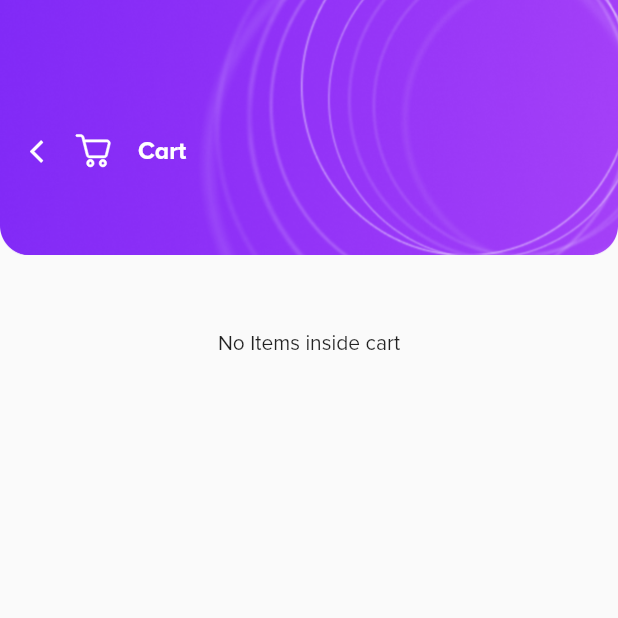
After one commit to aniekan12/DRO-Health-Pharmacy, a Flutter app: the _CartPage screen opened directly, on a phone screen of 412 x 824 dp, the top half of it. The commit adds this screen. Run offline on Flutter 3.47's test engine with Material 2 defaults, Android fonts, the phone set to English and light mode, and no system bars; our stand-ins replace badges, bloc, equatable, flutter_bloc, flutter_screenutil, flutter_svg.

Commit message:
cart bloc

```diff
--- /dev/null
+++ b/lib/data/bloc/cart_bloc/cart_bloc.dart
@@ -0,0 +1,43 @@
+import 'package:bloc/bloc.dart';
+import 'package:dro_health_phamarcy/data/models/suggestions.dart';
+import 'package:dro_health_phamarcy/data/repository/save_products.dart';
+import 'package:equatable/equatable.dart';
+import 'package:flutter/material.dart';
+
+part 'cart_event.dart';
+part 'cart_state.dart';
+
+class CartBloc extends Bloc<CartEvent, CartState> {
+  final SaveProducts _saveProducts = SaveProducts();
+  CartBloc() : super(CartInitial());
+
+  @override
+  mapEventToState(event) async* {
+    if (event is LoadCartItems) {
+      yield* _mapLoadCartEventToCartLoadedState(event);
+      if (event is DeleteFromCart) {
+        yield* _mapDeleteItemFromCartEventToCartItemRemovedState(
+            DeleteFromCart());
+      }
+    }
+  }
+
+  Stream<CartState> _mapLoadCartEventToCartLoadedState(
+      LoadCartItems event) async* {
+    yield CartInitial();
+    //get stored values
+    List<Suggestions>? _items = _saveProducts.retrieveProductsInCart();
+
+    yield CartLoaded(cartItems: _items);
+  }
+
+  Stream<CartState> _mapDeleteItemFromCartEventToCartItemRemovedState(
+      DeleteFromCart event) async* {
+    yield CartInitial();
+    //delete stored values
+
+    _saveProducts.removeProductsFromCart(product: event.cartItems);
+
+    yield ItemDeletingCartState(cartItems: event.cartItems);
+  }
+}
--- /dev/null
+++ b/lib/data/bloc/cart_bloc/cart_event.dart
@@ -0,0 +1,20 @@
+part of 'cart_bloc.dart';
+
+abstract class CartEvent extends Equatable {
+  const CartEvent();
+
+  @override
+  List<Object> get props => [];
+}
+
+class LoadCartItems extends CartEvent {}
+
+class ReduceNumberOfProductFromCart extends CartEvent {}
+
+class DeleteFromCart extends CartEvent {
+  List<Suggestions>? cartItems;
+
+  DeleteFromCart({
+    this.cartItems,
+  });
+}
--- /dev/null
+++ b/lib/data/bloc/cart_bloc/cart_state.dart
@@ -0,0 +1,20 @@
+part of 'cart_bloc.dart';
+
+abstract class CartState extends Equatable {
+  @override
+  List<Object> get props => [];
+}
+
+class CartInitial extends CartState {}
+
+class CartLoaded extends CartState {
+  List<Suggestions>? cartItems = [];
+
+  CartLoaded({this.cartItems}) : super();
+}
+
+class ItemDeletingCartState extends CartState {
+  List<Suggestions>? cartItems;
+
+  ItemDeletingCartState({this.cartItems});
+}
--- a/lib/data/bloc/productdetail_bloc/product_detail_bloc.dart
+++ b/lib/data/bloc/productdetail_bloc/product_detail_bloc.dart
@@ -1,6 +1,6 @@
 import 'package:bloc/bloc.dart';
-import 'package:dro_health_phamarcy/business_logic/save_products.dart';
 import 'package:dro_health_phamarcy/data/models/suggestions.dart';
+import 'package:dro_health_phamarcy/data/repository/save_products.dart';
 import 'package:equatable/equatable.dart';
 part 'product_detail_event.dart';
 part 'product_detail_state.dart';
--- a/lib/data/models/suggestions.dart
+++ b/lib/data/models/suggestions.dart
@@ -14,6 +14,7 @@ class SuggestionsData {
 }
 
 class Suggestions {
+  final int? pId;
   final String? id;
   final String? imagePath;
   final String? drugName;
@@ -23,6 +24,7 @@ class Suggestions {
   final String drugPrice;
 
   Suggestions({
+    required this.pId,
     required this.drugName,
     required this.description,
     required this.id,
@@ -35,6 +37,7 @@ class Suggestions {
 
 List<Suggestions> suggestions = [
   Suggestions(
+      pId: 1,
       id: 'PRO23648856',
       drugName: 'Paracetamol',
       imagePath: 'assets/images/drugs/paracetamol_two.png',
@@ -42,8 +45,9 @@ List<Suggestions> suggestions = [
       description:
           '1 pack of Emzor Paracetamol (500mg) contains 8 units of 12 tablets.',
       drugMeasurement: '500mg',
-      drugPrice: 'N350.00'),
+      drugPrice: '350.00'),
   Suggestions(
+      pId: 2,
       id: 'PRO23648856',
       drugName: 'Doliprane',
       imagePath: 'assets/images/drugs/doliprane.png',
@@ -51,8 +55,9 @@ List<Suggestions> suggestions = [
       description:
           '1 pack of Doliprane (1000mg) contains 8 units of 12 tablets.',
       drugMeasurement: '10000mg',
-      drugPrice: 'N350.00'),
+      drugPrice: '350.00'),
   Suggestions(
+      pId: 3,
       id: 'PRO23648856',
       drugName: 'Paracetamol',
       imagePath: 'assets/images/drugs/paracetamol_two.png',
@@ -60,8 +65,9 @@ List<Suggestions> suggestions = [
       description:
           '1 pack of Emzor Paracetamol (500mg) contains 8 units of 12 tablets.',
       drugMeasurement: '500mg',
-      drugPrice: 'N350.00'),
+      drugPrice: '350.00'),
   Suggestions(
+      pId: 4,
       id: 'PRO23648856',
       drugName: 'Ibuprofen',
       imagePath: 'assets/images/drugs/ibuprofen.png',
@@ -69,8 +75,9 @@ List<Suggestions> suggestions = [
       description:
           '1 pack of Emzor Ibuprofen (200mg) contains 8 units of 12 tablets.',
       drugMeasurement: '200mg',
-      drugPrice: 'N350.00'),
+      drugPrice: '350.00'),
   Suggestions(
+      pId: 5,
       drugName: 'Panadol',
       id: 'PRO23648856',
       description:
@@ -78,8 +85,9 @@ List<Suggestions> suggestions = [
       imagePath: 'assets/images/drugs/panadol.png',
       drugType: 'Tablet',
       drugMeasurement: '500mg',
-      drugPrice: 'N350.00'),
+      drugPrice: '350.00'),
   Suggestions(
+      pId: 6,
       id: 'PRO23648856',
       drugName: 'Ibuprofen',
       imagePath: 'assets/images/drugs/ibuprofen_two.png',
@@ -87,5 +95,5 @@ List<Suggestions> suggestions = [
       description:
           '1 pack of Emzor Paracetamol (400mg) contains 8 units of 12 tablets.',
       drugMeasurement: '400mg',
-      drugPrice: '₦350.00')
+      drugPrice: '350.00')
 ];
--- a/lib/business_logic/save_products.dart
+++ b/lib/data/repository/save_products.dart
@@ -9,14 +9,26 @@ class SaveProducts {
     return _instance;
   }
 
-  List<Suggestions>? _cartProducts = [];
+  final List<Suggestions>? _cartProducts = [];
 
   int get length => _cartProducts!.length;
 
   List<Suggestions>? get cartProducts => _cartProducts;
 
+  ///add a product to cart
   void addProductToCart({Suggestions? suggestions}) {
-    cartProducts!.add(suggestions!);
+    _cartProducts!.add(suggestions!);
     print(cartProducts.toString());
   }
+
+  ///retrieve a product from cart
+  retrieveProductsInCart({Suggestions? suggestions}) {
+    print(cartProducts!.first.description);
+    return _cartProducts;
+  }
+
+  ///remove products from cart
+  removeProductsFromCart({List<Suggestions>? product}) {
+    _cartProducts!.remove(product);
+  }
 }
--- a/lib/data/repository/search_repository.dart
+++ b/lib/data/repository/search_repository.dart
@@ -9,6 +9,7 @@ class SearchDrugsRepositoryImpl extends SearchDrugsRepository {
   Future<List<Suggestions>> searchDrugs(String query) async {
     List<Suggestions> suggestions = [
       Suggestions(
+          pId: 1,
           id: 'PRO23648856',
           drugName: 'Paracetamol',
           imagePath: 'assets/images/drugs/paracetamol.png',
@@ -18,6 +19,7 @@ class SearchDrugsRepositoryImpl extends SearchDrugsRepository {
               '1 pack of Emzor Paracetamol (500mg) contains 8 units of 12 tablets.',
           drugPrice: 'N350.00'),
       Suggestions(
+          pId: 2,
           id: 'PRO23648856',
           drugName: 'Doliprane',
           imagePath: 'assets/images/drugs/doliprane.png',
@@ -27,6 +29,7 @@ class SearchDrugsRepositoryImpl extends SearchDrugsRepository {
           drugMeasurement: '10000mg',
           drugPrice: 'N350.00'),
       Suggestions(
+          pId: 3,
           id: 'PRO23648856',
           drugName: 'Paracetamol',
           imagePath: 'assets/images/drugs/paracetamol_two.png',
@@ -36,6 +39,7 @@ class SearchDrugsRepositoryImpl extends SearchDrugsRepository {
           drugMeasurement: '500mg',
           drugPrice: 'N350.00'),
       Suggestions(
+          pId: 4,
           id: 'PRO23648856',
           drugName: 'Ibuprofen',
           imagePath: 'assets/images/drugs/ibuprofen.png',
@@ -45,6 +49,7 @@ class SearchDrugsRepositoryImpl extends SearchDrugsRepository {
           drugMeasurement: '200mg',
           drugPrice: 'N350.00'),
       Suggestions(
+          pId: 5,
           drugName: 'Panadol',
           id: 'PRO23648856',
           imagePath: 'assets/images/drugs/panadol.png',
@@ -54,6 +59,7 @@ class SearchDrugsRepositoryImpl extends SearchDrugsRepository {
           drugMeasurement: '500mg',
           drugPrice: 'N350.00'),
       Suggestions(
+          pId: 6,
           id: 'PRO23648856',
           drugName: 'Ibuprofen',
           imagePath: 'assets/images/drugs/ibuprofen_two.png',
--- a/lib/main.dart
+++ b/lib/main.dart
@@ -1,10 +1,10 @@
 import 'package:dro_health_phamarcy/data/bloc/product_counter_bloc/product_counter_bloc.dart';
 import 'package:dro_health_phamarcy/data/bloc/productdetail_bloc/product_detail_bloc.dart';
-import 'package:dro_health_phamarcy/screens/pharm_dashboard.dart';
+import 'package:dro_health_phamarcy/screens/dashboard/pharm_dashboard.dart';
 import 'package:flutter/material.dart';
 import 'package:flutter_bloc/flutter_bloc.dart';
 import 'package:flutter_screenutil/flutter_screenutil.dart';
-import 'business_logic/searchbloc/search_bloc.dart';
+import 'data/bloc/searchbloc/search_bloc.dart';
 import 'data/repository/search_repository.dart';
 
 void main() {
--- /dev/null
+++ b/lib/screens/cart/cart_page.dart
@@ -0,0 +1,225 @@
+import 'package:dro_health_phamarcy/data/bloc/cart_bloc/cart_bloc.dart';
+import 'package:dro_health_phamarcy/data/models/suggestions.dart';
+import 'package:dro_health_phamarcy/utils/colors.dart';
+import 'package:dro_health_phamarcy/utils/navigation.dart';
+import 'package:dro_health_phamarcy/utils/size_config.dart';
+import 'package:dro_health_phamarcy/utils/styles.dart';
+import 'package:dro_health_phamarcy/utils/ui_helper.dart';
+import 'package:flutter/material.dart';
+import 'package:flutter_bloc/flutter_bloc.dart';
+import 'package:flutter_svg/svg.dart';
+
+class CartPage extends StatelessWidget {
+  const CartPage({Key? key}) : super(key: key);
+
+  @override
+  Widget build(BuildContext context) {
+    return BlocProvider<CartBloc>(
+      create: (context) => CartBloc(),
+      child: const _CartPage(),
+    );
+  }
+}
+
+class _CartPage extends StatefulWidget {
+  const _CartPage({Key? key}) : super(key: key);
+
+  @override
+  State<_CartPage> createState() => _CartPageState();
+}
+
+class _CartPageState extends State<_CartPage> {
+  static const numbers = ['1', '2', '3', '4', '5', '6', '7', '8', '9', '10'];
+  var _selectedNumber;
+  double totalAmount = 0;
+
+  void calculateTotalAmount(List<Suggestions> items, quantity) {
+    double result = 0;
+
+    items.forEach((element) {
+      result = result + double.parse(element.drugPrice) * quantity;
+    });
+    totalAmount = result;
+  }
+
+  @override
+  Widget build(BuildContext context) {
+    CartBloc _cartBloc = BlocProvider.of<CartBloc>(context);
+    _cartBloc.add(LoadCartItems());
+
+    return BlocBuilder<CartBloc, CartState>(
+      builder: (context, state) {
+        if (state is CartLoaded) {
+          return Scaffold(
+            body: SizedBox(
+              height: SizeConfig.screenHeight,
+              width: SizeConfig.screenWidth,
+              child: Column(
+                children: [
+                  Stack(
+                    children: [
+                      Image.asset('assets/images/back.png'),
+                      Positioned(
+                        bottom: 58,
+                        left: 50,
+                        child: Row(
+                          children: [
+                            SvgPicture.asset(
+                              'assets/images/cart.svg',
+                            ),
+                            UIHelper.horizontalSpaceRegular,
+                            Text(
+                              'Cart',
+                              style: heading5(),
+                            )
+                          ],
+                        ),
+                      ),
+                      Positioned(
+                          bottom: 60,
+                          left: 20,
+                          child: Row(
+                            children: [
+                              InkWell(
+                                onTap: () {
+                                  popPage(context);
+                                },
+                                child: const Icon(Icons.arrow_back_ios,
+                                    size: 18, color: AppColors.white),
+                              ),
+                            ],
+                          )),
+                    ],
+                  ),
+                  SizedBox(
+                    height: 400,
+                    child: ListView.separated(
+                      separatorBuilder: (context, index) => const Divider(),
+                      itemCount: state.cartItems!.length,
+                      itemBuilder: (BuildContext context, int index) {
+                        return ListTile(
+                            trailing: Column(
+                              children: [
+                                Container(
+                                  height: 30,
+                                  decoration: BoxDecoration(
+                                      shape: BoxShape.rectangle,
+                                      //color: AppColors.textColor,
+                                      borderRadius: BorderRadius.circular(10)),
+                                  child: DropdownButton<String>(
+                                    underline: const SizedBox(),
+                                    icon: const Icon(Icons.keyboard_arrow_down),
+                                    hint: const Text(
+                                        '1'), // Not necessary for Option 1
+                                    value: _selectedNumber,
+                                    onChanged: (newValue) {
+                                      setState(() {
+                                        _selectedNumber = newValue;
+                                        print(_selectedNumber);
+                                      });
+                                    },
+                                    items: numbers.map((nums) {
+                                      return DropdownMenuItem<String>(
+                                        child: Text(nums),
+                                        value: nums,
+                                      );
+                                    }).toList(),
+                                  ),
+                                ),
+                                InkWell(
+                                  onTap: () {
+                                    setState(() {
+                                      state.cartItems!.removeAt(index);
+                                    });
+                                  },
+                                  child: SvgPicture.asset(
+                                      'assets/images/delete.svg'),
+                                )
+                              ],
+                            ),
+                            leading:
+                                Image.asset(state.cartItems![index].imagePath!),
+                            title: Text(state.cartItems![index].drugName!,
+                                style: headingBlack()),
+                            subtitle: Column(
+                              crossAxisAlignment: CrossAxisAlignment.start,
+                              children: [
+                                Row(
+                                  children: [
+                                    Text(state.cartItems![index].drugType!),
+                                    UIHelper.horizontalSpaceTiny,
+                                    Container(
+                                      child: const Text(''),
+                                      width: 5,
+                                      height: 10,
+                                      decoration: const BoxDecoration(
+                                          color: AppColors.darkGrey,
+                                          shape: BoxShape.circle),
+                                    ),
+                                    UIHelper.horizontalSpaceTiny,
+                                    Text(state
+                                        .cartItems![index].drugMeasurement!),
+                                  ],
+                                ),
+                                Text(state.cartItems![index].drugPrice,
+                                    style: moneyText()),
+                              ],
+                            ));
+                      },
+                    ),
+                  ),
+                ],
+              ),
+            ),
+          );
+        }
+        return Scaffold(
+          body: SizedBox(
+            height: SizeConfig.screenHeight,
+            child: Column(children: [
+              Stack(
+                children: [
+                  Image.asset('assets/images/back.png'),
+                  Positioned(
+                    bottom: 58,
+                    left: 50,
+                    child: Row(
+                      children: [
+                        SvgPicture.asset(
+                          'assets/images/cart.svg',
+                        ),
+                        UIHelper.horizontalSpaceRegular,
+                        Text(
+                          'Cart',
+                          style: heading5(),
+                        )
+                      ],
+                    ),
+                  ),
+                  Positioned(
+                      bottom: 60,
+                      left: 20,
+                      child: Row(
+                        children: [
+                          InkWell(
+                            onTap: () {
+                              popPage(context);
+                            },
+                            child: const Icon(Icons.arrow_back_ios,
+                                size: 18, color: AppColors.white),
+                          ),
+                        ],
+                      )),
+                ],
+              ),
+              UIHelper.verticalSpaceLarge,
+              const Center(
+                child: Text('No Items inside cart'),
+              )
+            ]),
+          ),
+        );
+      },
+    );
+  }
+}
--- a/lib/screens/pharmacy/pharmacy_view.dart
+++ b/lib/screens/pharmacy/pharmacy_view.dart
@@ -3,11 +3,11 @@
 import 'dart:ui';
 
 import 'package:badges/badges.dart';
-import 'package:dro_health_phamarcy/business_logic/searchbloc/search_bloc.dart';
+import 'package:dro_health_phamarcy/data/bloc/searchbloc/search_bloc.dart';
 import 'package:dro_health_phamarcy/data/models/pharm_categories.dart';
 import 'package:dro_health_phamarcy/data/models/suggestions.dart';
-import 'package:dro_health_phamarcy/screens/pharmacy/categories/view_all_categories.dart';
-import 'package:dro_health_phamarcy/screens/pharmacy/product_detail.dart';
+import 'package:dro_health_phamarcy/screens/products/categories/view_all_categories.dart';
+import 'package:dro_health_phamarcy/screens/products/product_details/product_detail.dart';
 import 'package:dro_health_phamarcy/screens/shared/components.dart';
 import 'package:dro_health_phamarcy/utils/colors.dart';
 import 'package:dro_health_phamarcy/utils/constants.dart';
--- a/lib/screens/shared/components.dart
+++ b/lib/screens/shared/components.dart
@@ -1,6 +1,6 @@
 import 'package:dro_health_phamarcy/data/models/pharm_categories.dart';
 import 'package:dro_health_phamarcy/data/models/suggestions.dart';
-import 'package:dro_health_phamarcy/screens/pharmacy/product_detail.dart';
+import 'package:dro_health_phamarcy/screens/products/product_details/product_detail.dart';
 import 'package:dro_health_phamarcy/utils/colors.dart';
 import 'package:dro_health_phamarcy/utils/navigation.dart';
 import 'package:dro_health_phamarcy/utils/size_config.dart';
```
Also changed, not shown: lib/data/repository/suggestions_data_repository.dart (deleted, +0 -123 lines), lib/screens/products/product_details/product_detail.dart (renamed from lib/screens/pharmacy/product_detail.dart, +8 -3 lines), assets/images/delete.svg (added), lib/data/bloc/searchbloc/search_bloc.dart (renamed from lib/business_logic/searchbloc/search_bloc.dart), lib/data/bloc/searchbloc/search_event.dart (renamed from lib/business_logic/searchbloc/search_event.dart), lib/data/bloc/searchbloc/search_state.dart (renamed from lib/business_logic/searchbloc/search_state.dart), lib/data/repository/bloc_observer.dart (renamed from lib/business_logic/bloc_observer.dart), lib/screens/dashboard/pharm_dashboard.dart (renamed from lib/screens/pharm_dashboard.dart), lib/screens/products/categories/view_all_categories.dart (renamed from lib/screens/pharmacy/categories/view_all_categories.dart).
